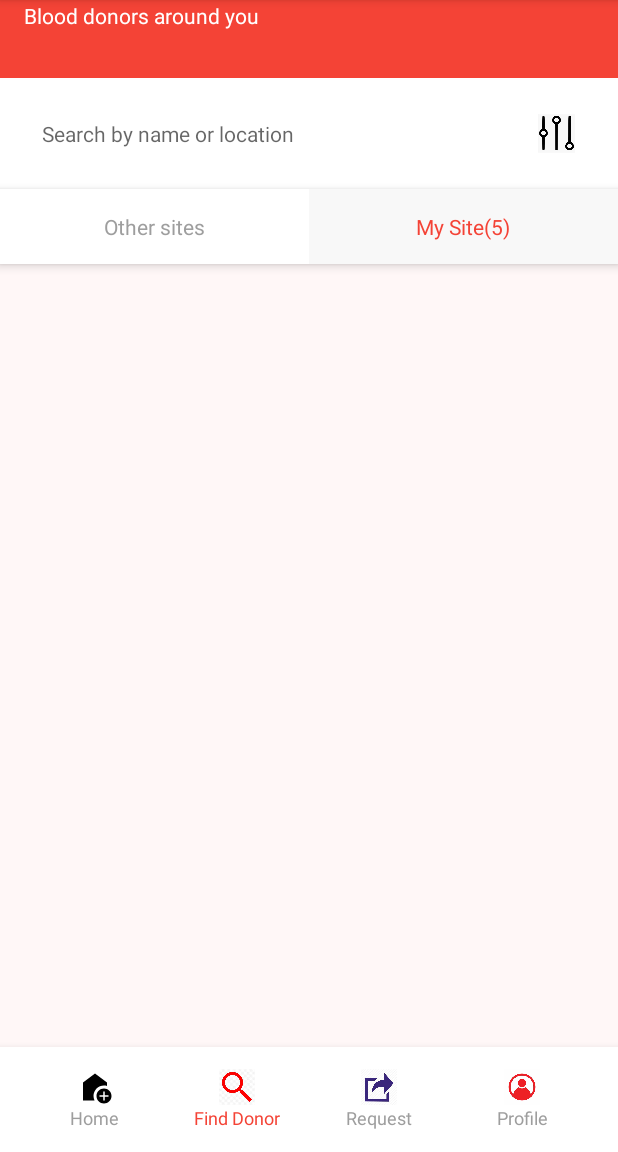
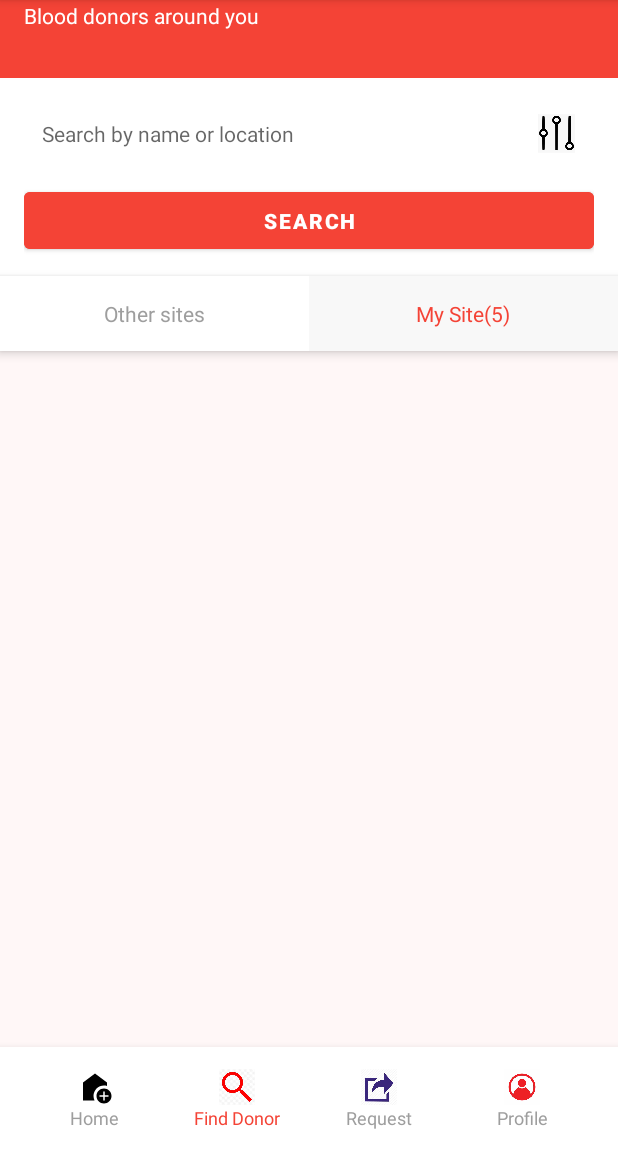
Before and after one commit to dinhminh0307/Blood-Donation-App, an Android app: the FindSiteActivity screen opened directly, with no data from a screen before it, on a phone screen of 412 x 824 dp, the part 84-1236 px from its top. Run offline under Robolectric (Android 15) with nearby library versions, the phone set to English and light mode, and no system bars; our stand-ins replace Firebase (no records; nobody signed in at launch, a user with empty details on screens opened directly).

Commit message:
feat: add search engine

```diff
--- a/app/src/main/java/com/example/blooddonate/activities/FindSiteActivity.java
+++ b/app/src/main/java/com/example/blooddonate/activities/FindSiteActivity.java
@@ -3,6 +3,8 @@ package com.example.blooddonate.activities;
 import android.os.Bundle;
 import android.util.Log;
 import android.view.View;
+import android.widget.Button;
+import android.widget.EditText;
 import android.widget.ImageView;
 
 import androidx.activity.EdgeToEdge;
@@ -30,7 +32,13 @@ public class FindSiteActivity extends AppCompatActivity {
 
     BloodDonationSiteAdapter adapter;
 
+    Button searchButton;
+
     ImageView filter;
+
+    EditText searchEditText;
+
+    List<BloodDonationSite> sites;
 
     @Override
     protected void onCreate(Bundle savedInstanceState) {
@@ -38,47 +46,47 @@ public class FindSiteActivity extends AppCompatActivity {
         EdgeToEdge.enable(this);
         setContentView(R.layout.activity_find_site);
 
+        // Initialize data and UI
         donationSitesController = new DonationSitesController();
+        sites = new ArrayList<>();
 
+        siteRecycleView = findViewById(R.id.recycler_view);
+        searchButton = findViewById(R.id.search_button);
+        searchEditText = findViewById(R.id.search_edit_text);
+        filter = findViewById(R.id.filter_icon);
 
+        // Initialize adapter
+        initAdapter();
+
+        // Fetch data and display
         fetchSites();
-        onFIlterClicked();
+
+        // Set up filter and search logic
+        onFilterClicked();
+        onSearchInputChanged();
     }
 
-    private void onFIlterClicked() {
-        filter = findViewById(R.id.filter_icon);
-
-        filter.setOnClickListener(new View.OnClickListener() {
-            @Override
-            public void onClick(View v) {
-                FilterDialogFragment filterDialog = new FilterDialogFragment();
-                filterDialog.setFilterDialogListener((city, bloodType, date) -> {
-                    // Apply the filter logic here
-                    Log.d("Filters", "City: " + city + ", Blood Type: " + bloodType + ", Date: " + date);
-                    // Update the RecyclerView or data accordingly
-                });
-                filterDialog.show(getSupportFragmentManager(), "FilterDialog");
-            }
-        });
+    private void initAdapter() {
+        // Initialize the adapter with an empty list
+        adapter = new BloodDonationSiteAdapter(this, sites);
+        siteRecycleView.setLayoutManager(new LinearLayoutManager(this));
+        siteRecycleView.setAdapter(adapter);
     }
 
     private void fetchSites() {
-        siteRecycleView = findViewById(R.id.recycler_view);
-        siteRecycleView.setLayoutManager(new LinearLayoutManager(this));
-
-        List<BloodDonationSite> sites = new ArrayList<>();
-        adapter = new BloodDonationSiteAdapter(this, sites);
-        // Attach the adapter to the RecyclerView
-        siteRecycleView.setAdapter(adapter);
         donationSitesController.findAllSites(new DataFetchCallback<BloodDonationSite>() {
             @Override
             public void onSuccess(List<BloodDonationSite> data) {
+                // Update the main data list
                 sites.clear();
                 sites.addAll(data);
 
-                for (BloodDonationSite tmp: sites) {
-                    Log.d("Firestore", "Successfully fetch" + tmp.getName());
-                }
+                // Update the adapter's filteredSites list to show all data
+                adapter.updateData(sites);
+
+                Log.d("Firestore", "Fetched sites: " + sites.size());
+
+                // Notify the adapter to refresh the RecyclerView
                 adapter.notifyDataSetChanged();
             }
 
@@ -89,4 +97,35 @@ public class FindSiteActivity extends AppCompatActivity {
         });
     }
 
+    private void onFilterClicked() {
+        filter.setOnClickListener(v -> {
+            FilterDialogFragment filterDialog = new FilterDialogFragment();
+            filterDialog.setFilterDialogListener((city, bloodType, date) -> {
+                // Apply filter logic if required
+                Log.d("Filters", "City: " + city + ", Blood Type: " + bloodType + ", Date: " + date);
+                // You can add more filtering logic here if needed
+            });
+            filterDialog.show(getSupportFragmentManager(), "FilterDialog");
+        });
+    }
+
+    private void onSearchInputChanged() {
+        searchEditText.addTextChangedListener(new android.text.TextWatcher() {
+            @Override
+            public void beforeTextChanged(CharSequence s, int start, int count, int after) {
+                // No action needed before text is changed
+            }
+
+            @Override
+            public void onTextChanged(CharSequence s, int start, int before, int count) {
+                // Apply the filter as the user types
+                adapter.filterByFirstLetter(s.toString().trim());
+            }
+
+            @Override
+            public void afterTextChanged(android.text.Editable s) {
+                // No action needed after text is changed
+            }
+        });
+    }
 }
--- a/app/src/main/java/com/example/blooddonate/adapters/BloodDonationSiteAdapter.java
+++ b/app/src/main/java/com/example/blooddonate/adapters/BloodDonationSiteAdapter.java
@@ -1,7 +1,6 @@
 package com.example.blooddonate.adapters;
 
 import android.content.Context;
-import android.util.Log;
 import android.view.LayoutInflater;
 import android.view.View;
 import android.view.ViewGroup;
@@ -11,16 +10,23 @@ import androidx.recyclerview.widget.RecyclerView;
 
 import com.example.blooddonate.R;
 import com.example.blooddonate.models.BloodDonationSite;
+import com.example.blooddonate.services.SearchEngineService;
 
+import java.util.ArrayList;
 import java.util.List;
 
 public class BloodDonationSiteAdapter extends RecyclerView.Adapter<BloodDonationSiteAdapter.ViewHolder> {
-    private List<BloodDonationSite> sites;
+    private List<BloodDonationSite> sites; // Main list of all sites
+    private List<BloodDonationSite> filteredSites; // Filtered list for display
     private Context context;
+
+    private SearchEngineService searchEngineService;
 
     public BloodDonationSiteAdapter(Context context, List<BloodDonationSite> sites) {
         this.context = context;
         this.sites = sites;
+        this.filteredSites = new ArrayList<>(sites); // Initialize filtered list
+        searchEngineService = new SearchEngineService();
     }
 
     @Override
@@ -31,34 +37,35 @@ public class BloodDonationSiteAdapter extends RecyclerView.Adapter<BloodDonation
 
     @Override
     public void onBindViewHolder(ViewHolder holder, int position) {
-        BloodDonationSite site = sites.get(position);
-
-        if (site != null) {
-            holder.bloodType.setText(site.getBloodTypes() != null ? site.getBloodTypes() : "N/A");
-            holder.bloodUnits.setText(site.getUnits() > 0 ? site.getUnits() + " Unit" : "No Units");
-            holder.siteName.setText(site.getName() != null ? site.getName() : "Unknown Site");
-            holder.siteLocation.setText(site.getLocation() != null ? site.getLocation() : "Unknown Location");
-        } else {
-            Log.e("Adapter", "Site data is null at position: " + position);
-        }
+        BloodDonationSite site = filteredSites.get(position);
+        holder.name.setText(site.getName());
+        holder.location.setText(site.getLocation());
     }
-
 
     @Override
     public int getItemCount() {
-        return sites.size();
+        return filteredSites.size();
+    }
+
+    // Method to filter by first letter
+    public void filterByFirstLetter(String letter) {
+        filteredSites = searchEngineService.searchDonationSites(sites,letter);
+        notifyDataSetChanged(); // Notify RecyclerView about data change
+    }
+
+    // Method to update data in the adapter
+    public void updateData(List<BloodDonationSite> newSites) {
+        this.sites = new ArrayList<>(newSites);
+        this.filteredSites = new ArrayList<>(newSites); // Reset filtered list
     }
 
     public static class ViewHolder extends RecyclerView.ViewHolder {
-        public TextView bloodType, bloodUnits, siteName, siteLocation, siteStatus;
+        public TextView name, location;
 
         public ViewHolder(View itemView) {
             super(itemView);
-            bloodType = itemView.findViewById(R.id.blood_type);
-            bloodUnits = itemView.findViewById(R.id.blood_units);
-            siteName = itemView.findViewById(R.id.site_name);
-            siteLocation = itemView.findViewById(R.id.site_location);
-            siteStatus = itemView.findViewById(R.id.site_status);
+            name = itemView.findViewById(R.id.site_name);
+            location = itemView.findViewById(R.id.site_location);
         }
     }
 }
--- /dev/null
+++ b/app/src/main/java/com/example/blooddonate/services/SearchEngineService.java
@@ -0,0 +1,31 @@
+package com.example.blooddonate.services;
+
+import com.example.blooddonate.models.BloodDonationSite;
+
+import java.util.ArrayList;
+import java.util.HashMap;
+import java.util.List;
+import java.util.Map;
+
+public class SearchEngineService {
+    private Map<String, BloodDonationSite> bloodDonationSiteMap = new HashMap<>();
+
+    public SearchEngineService() {}
+
+    public List<BloodDonationSite> searchDonationSites(List<BloodDonationSite> sites, String letter) {
+        List<BloodDonationSite> filteredSites = new ArrayList<>();
+        if (letter.isEmpty()) {
+            // Show all sites if input is empty
+            filteredSites.addAll(sites);
+        } else {
+            // Filter by first letter of the name
+            for (BloodDonationSite site : sites) {
+                if (site.getName().toLowerCase().startsWith(letter.toLowerCase())) {
+                    filteredSites.add(site);
+                }
+            }
+        }
+        return  filteredSites;
+    }
+
+}
--- a/app/src/main/res/layout/activity_find_site.xml
+++ b/app/src/main/res/layout/activity_find_site.xml
@@ -36,15 +36,22 @@
     </LinearLayout>
 
     <!-- Search Section -->
+    <!-- Search Section -->
     <LinearLayout
         android:id="@+id/search_section"
         android:layout_width="match_parent"
         android:layout_height="wrap_content"
         android:layout_below="@id/top_background"
-        android:orientation="horizontal"
+        android:orientation="vertical"
         android:background="#FFFFFF"
         android:paddingHorizontal="16dp"
-        android:paddingVertical="12dp"
+        android:paddingVertical="12dp">
+
+        <!-- Row with Search EditText and Filter Icon -->
+        <LinearLayout
+            android:layout_width="match_parent"
+            android:layout_height="wrap_content"
+            android:orientation="horizontal"
             android:gravity="center_vertical">
 
             <!-- Search EditText -->
@@ -71,6 +78,21 @@
                 android:background="?attr/selectableItemBackgroundBorderless"
                 android:padding="12dp" />
         </LinearLayout>
+
+        <!-- Search Button -->
+        <Button
+            android:id="@+id/search_button"
+            android:layout_width="match_parent"
+            android:layout_height="50dp"
+            android:layout_gravity="end"
+            android:layout_marginTop="8dp"
+            android:backgroundTint="#F44336"
+            android:text="Search"
+            android:textColor="#FFFFFF"
+            android:textStyle="bold" />
+    </LinearLayout>
+
+
 
     <!-- Tabs Section -->
     <LinearLayout
```
Lines whose indentation alone changed are shown as unchanged.
